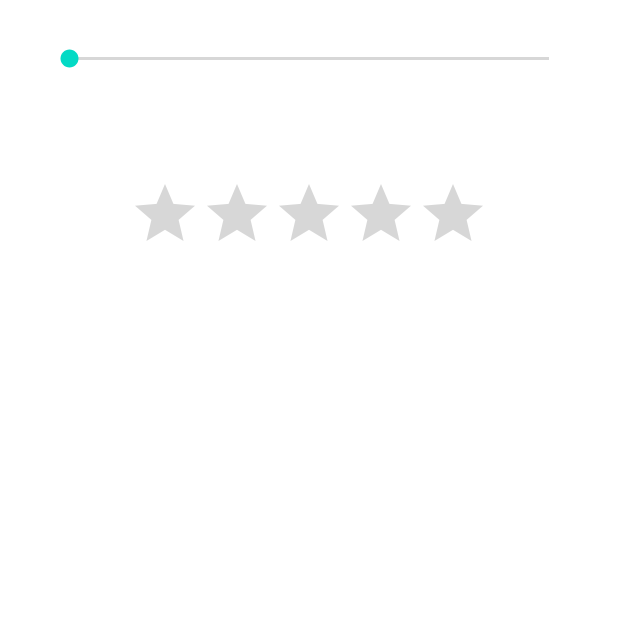
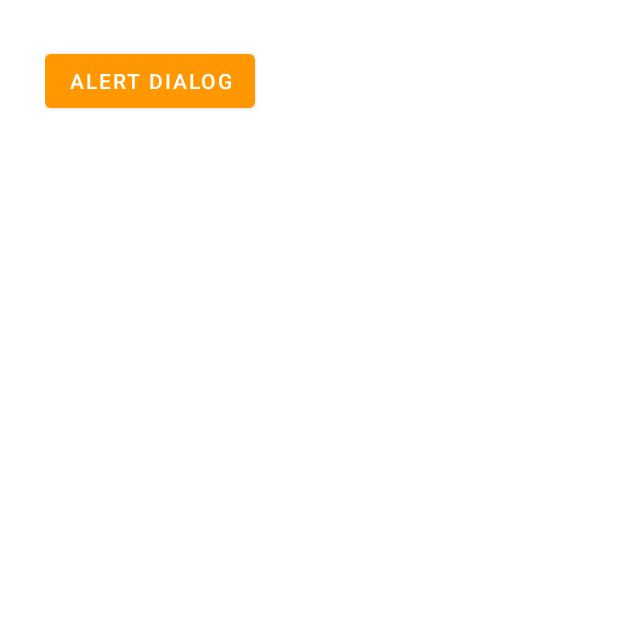
Before and after one commit to AR1610/Aarti_AndroidTraining, an Android app: the screen it shows after launch (SeekbarRatingbarActivity before the commit, AlertActivity after it), on a phone screen of 412 x 824 dp, the top half of it. Run offline under Robolectric (Android 15) with nearby library versions, the phone set to English and light mode, and no system bars; 2 statements that could not run were skipped.

Commit message:
AlertDialog and backPress

```diff
--- a/app/src/main/AndroidManifest.xml
+++ b/app/src/main/AndroidManifest.xml
@@ -14,6 +14,9 @@
         android:roundIcon="@mipmap/ic_launcher_round"
         android:supportsRtl="true"
         android:theme="@style/Theme.MyAppgen7to8">
+        <activity
+            android:name=".AlertActivity"
+            android:exported="true" />
         <activity
             android:name=".SeekbarRatingbarActivity"
             android:exported="true" />
--- a/app/src/main/java/com/myappgen7to8/SplashActivity.java
+++ b/app/src/main/java/com/myappgen7to8/SplashActivity.java
@@ -23,7 +23,7 @@ public class SplashActivity extends AppCompatActivity {
             @Override
             public void run() {
 
-                Intent i = new Intent(SplashActivity.this,SeekbarRatingbarActivity.class);
+                Intent i = new Intent(SplashActivity.this,AlertActivity.class);
                 startActivity(i);
                 finish();
             }
--- /dev/null
+++ b/app/src/main/res/layout/activity_alert.xml
@@ -0,0 +1,19 @@
+<?xml version="1.0" encoding="utf-8"?>
+<LinearLayout xmlns:android="http://schemas.android.com/apk/res/android"
+    xmlns:app="http://schemas.android.com/apk/res-auto"
+    xmlns:tools="http://schemas.android.com/tools"
+    android:layout_width="match_parent"
+    android:layout_height="match_parent"
+    tools:context=".AlertActivity"
+    android:orientation="vertical"
+    android:padding="30dp">
+
+
+    <Button
+        android:layout_width="wrap_content"
+        android:layout_height="wrap_content"
+        android:id="@+id/btn_AlertDialog"
+        android:onClick="AlertClick"
+        android:text="Alert Dialog"/>
+
+</LinearLayout>
```
Also changed, not shown: app/src/main/java/com/myappgen7to8/AlertActivity.java (added, +86 -0 lines).
